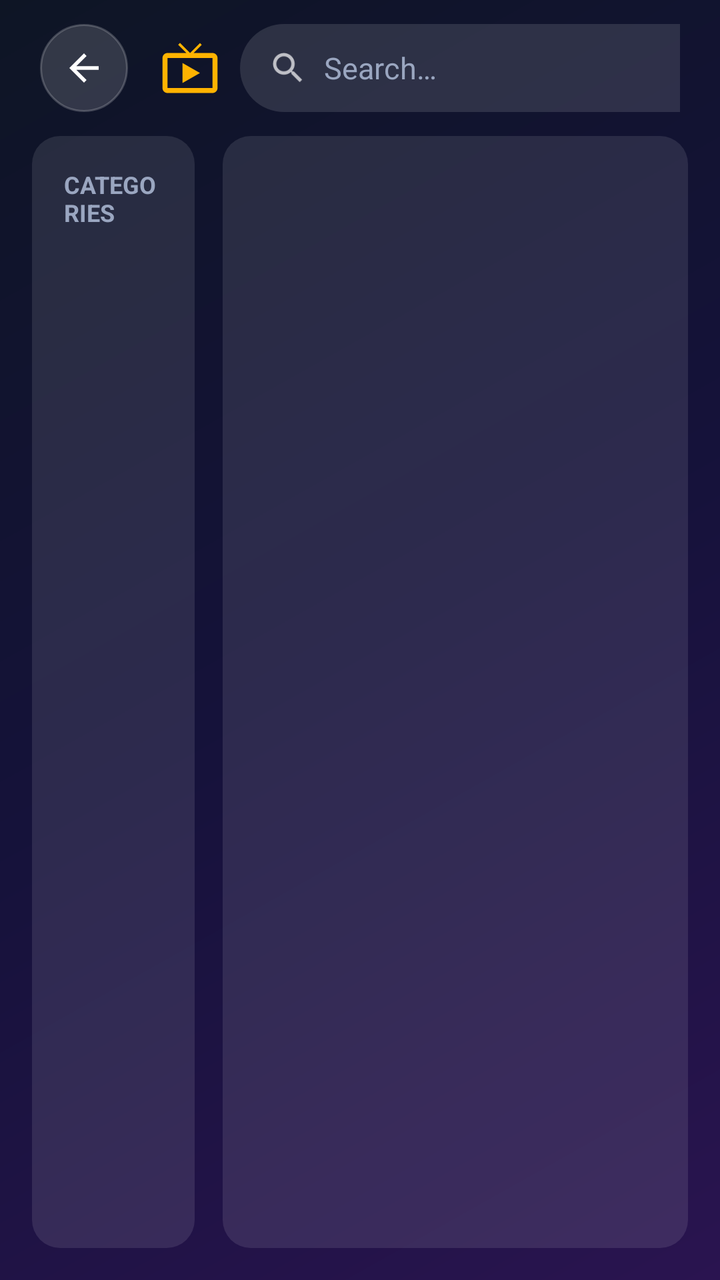
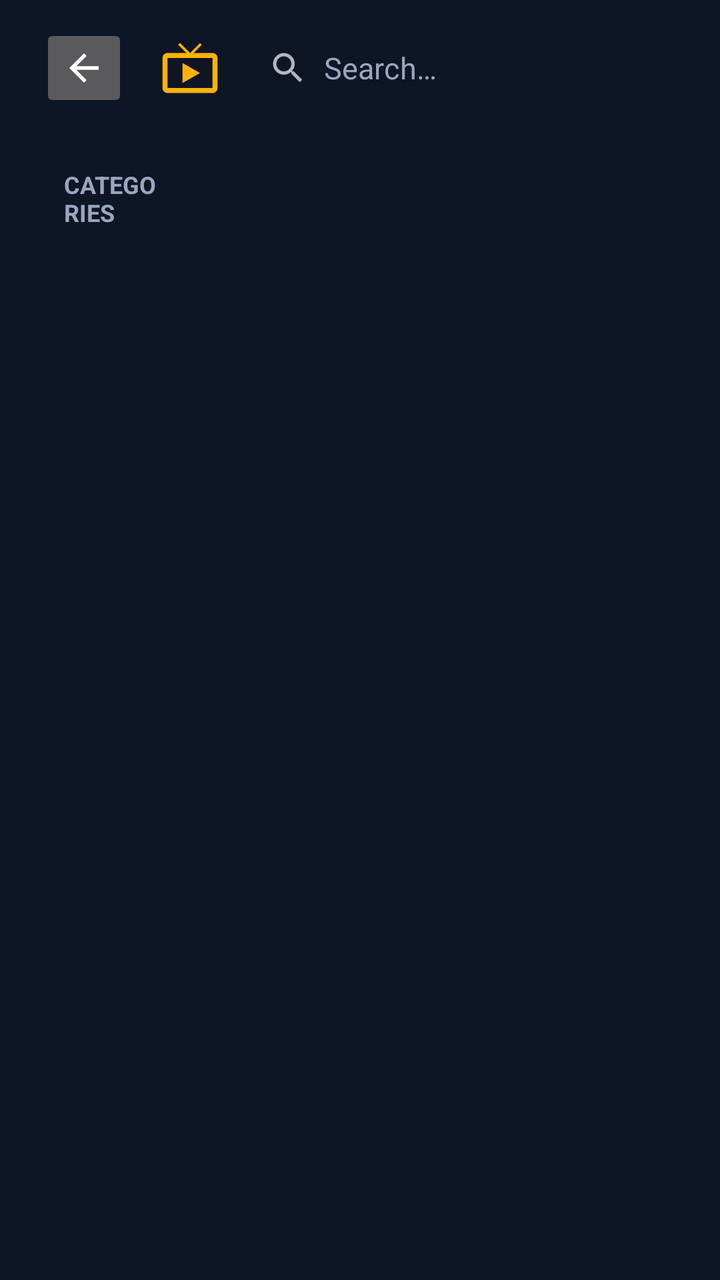

Screens rendered from an Android XML layout before and after an edit, with the pre-edit source and the edit as a unified diff.
<!-- AndroidManifest.xml: application theme Theme.MyTV -->
<!-- res/layout/activity_browse.xml -->
<?xml version="1.0" encoding="utf-8"?>
<LinearLayout xmlns:android="http://schemas.android.com/apk/res/android"
    xmlns:app="http://schemas.android.com/apk/res-auto"
    android:layout_width="match_parent" android:layout_height="match_parent"
    android:background="@drawable/bg_ibo"
    android:orientation="vertical">

    
    <LinearLayout
        android:layout_width="match_parent" android:layout_height="68dp"
        android:gravity="center_vertical" android:orientation="horizontal"
        android:paddingStart="20dp" android:paddingEnd="20dp">
        <ImageButton
            android:id="@+id/btnBack"
            style="@style/IboIconBtn"
            android:layout_marginStart="0dp"
            android:contentDescription="@string/back"
            android:src="@drawable/ic_back" />
        <ImageView
            android:id="@+id/ivSection"
            android:layout_width="30dp" android:layout_height="30dp"
            android:layout_marginStart="16dp"
            android:tint="@color/accent"
            android:src="@drawable/ic_live" />
        <TextView
            android:id="@+id/tvSection"
            android:layout_width="wrap_content" android:layout_height="wrap_content"
            android:layout_marginStart="10dp"
            android:textAllCaps="true"
            android:textColor="@color/text_primary" android:textSize="22sp" android:textStyle="bold" />

        <View android:layout_width="0dp" android:layout_height="1dp" android:layout_weight="1" />

        <LinearLayout
            android:layout_width="300dp" android:layout_height="44dp"
            android:background="@drawable/bg_search"
            android:gravity="center_vertical" android:orientation="horizontal"
            android:paddingStart="14dp" android:paddingEnd="10dp">
            <ImageView
                android:layout_width="20dp" android:layout_height="20dp"
                android:alpha="0.7" android:src="@drawable/ic_search" />
            <EditText
                android:id="@+id/etSearch"
                android:layout_width="match_parent" android:layout_height="match_parent"
                android:layout_marginStart="8dp"
                android:background="@android:color/transparent"
                android:hint="@string/search" android:imeOptions="actionSearch"
                android:inputType="text" android:maxLines="1"
                android:textColor="@color/text_primary" android:textColorHint="@color/text_secondary"
                android:textSize="15sp" />
        </LinearLayout>
        <TextView
            android:id="@+id/btnSort"
            android:layout_width="wrap_content" android:layout_height="44dp"
            android:layout_marginStart="10dp"
            android:background="@drawable/bg_btn"
            android:clickable="true" android:focusable="true"
            android:gravity="center"
            android:paddingStart="16dp" android:paddingEnd="16dp"
            android:textColor="@color/text_primary" android:textSize="14sp" />
        <ImageButton
            android:id="@+id/btnRefresh"
            style="@style/IboIconBtn"
            android:layout_marginStart="10dp"
            android:contentDescription="@string/reload"
            android:src="@drawable/ic_reload" />
        <TextClock
            android:layout_width="wrap_content" android:layout_height="wrap_content"
            android:layout_marginStart="18dp"
            android:format12Hour="hh:mm a" android:format24Hour="HH:mm"
            android:textColor="@color/text_primary" android:textSize="20sp" android:textStyle="bold" />
    </LinearLayout>

    <LinearLayout
        android:layout_width="match_parent" android:layout_height="0dp" android:layout_weight="1"
        android:orientation="horizontal"
        android:paddingStart="16dp" android:paddingEnd="16dp" android:paddingBottom="16dp">

        
        <LinearLayout
            android:layout_width="0dp" android:layout_height="match_parent" android:layout_weight="2.6"
            android:background="@drawable/bg_panel"
            android:orientation="vertical" android:padding="8dp">
            <TextView
                android:layout_width="match_parent" android:layout_height="wrap_content"
                android:padding="8dp"
                android:text="@string/categories" android:textAllCaps="true"
                android:textColor="@color/text_secondary" android:textSize="12sp" android:textStyle="bold" />
            <androidx.recyclerview.widget.RecyclerView
                android:id="@+id/rvCategories"
                android:layout_width="match_parent" android:layout_height="match_parent"
                android:descendantFocusability="afterDescendants"
                android:scrollbars="none" />
        </LinearLayout>

        
        <LinearLayout
            android:id="@+id/itemsPane"
            android:layout_width="0dp" android:layout_height="match_parent" android:layout_weight="7.4"
            android:layout_marginStart="14dp"
            android:background="@drawable/bg_panel"
            android:orientation="vertical" android:padding="8dp">
            <TextView
                android:id="@+id/tvHeader"
                android:layout_width="match_parent" android:layout_height="wrap_content"
                android:ellipsize="end" android:maxLines="1" android:padding="8dp"
                android:textColor="@color/accent" android:textSize="16sp" android:textStyle="bold" />
            <FrameLayout
                android:layout_width="match_parent" android:layout_height="match_parent">
                <androidx.recyclerview.widget.RecyclerView
                    android:id="@+id/rvItems"
                    android:layout_width="match_parent" android:layout_height="match_parent"
                    android:clipToPadding="false" android:padding="4dp"
                    android:descendantFocusability="afterDescendants"
                    android:scrollbars="none" />
                <ProgressBar
                    android:id="@+id/progress"
                    android:layout_width="wrap_content" android:layout_height="wrap_content"
                    android:layout_gravity="center" />
                <TextView
                    android:id="@+id/tvEmpty"
                    android:layout_width="match_parent" android:layout_height="wrap_content"
                    android:layout_gravity="center" android:gravity="center" android:padding="24dp"
                    android:textColor="@color/text_secondary" android:textSize="16sp"
                    android:visibility="gone" />
            </FrameLayout>
        </LinearLayout>

        
        <LinearLayout
            android:id="@+id/previewPane"
            android:layout_width="0dp" android:layout_height="match_parent" android:layout_weight="0"
            android:layout_marginStart="14dp"
            android:orientation="vertical"
            android:visibility="gone">
            <FrameLayout
                android:id="@+id/previewBox"
                android:layout_width="match_parent" android:layout_height="200dp"
                android:background="@drawable/bg_preview"
                android:clickable="true" android:focusable="false">
                <androidx.media3.ui.PlayerView
                    android:id="@+id/previewPlayer"
                    android:layout_width="match_parent" android:layout_height="match_parent"
                    android:focusable="false"
                    app:use_controller="false"
                    app:show_buffering="when_playing" />
                <TextView
                    android:id="@+id/previewHint"
                    android:layout_width="match_parent" android:layout_height="match_parent"
                    android:gravity="center" android:padding="16dp"
                    android:text="@string/preview_hint"
                    android:textColor="@color/text_secondary" android:textSize="14sp" />
            </FrameLayout>
            <LinearLayout
                android:layout_width="match_parent" android:layout_height="0dp" android:layout_weight="1"
                android:layout_marginTop="12dp"
                android:background="@drawable/bg_panel"
                android:orientation="vertical" android:padding="12dp">
                <TextView
                    android:id="@+id/previewTitle"
                    android:layout_width="match_parent" android:layout_height="wrap_content"
                    android:maxLines="1" android:ellipsize="end"
                    android:textColor="@color/text_primary" android:textSize="18sp" android:textStyle="bold" />
                <TextView
                    android:id="@+id/previewCategory"
                    android:layout_width="match_parent" android:layout_height="wrap_content"
                    android:layout_marginTop="2dp"
                    android:maxLines="1" android:ellipsize="end"
                    android:textColor="@color/accent" android:textSize="13sp" />
                <TextView
                    android:layout_width="match_parent" android:layout_height="wrap_content"
                    android:layout_marginTop="10dp"
                    android:text="@string/tv_guide" android:textAllCaps="true"
                    android:textColor="@color/text_secondary" android:textSize="12sp" android:textStyle="bold" />
                <ScrollView
                    android:layout_width="match_parent" android:layout_height="match_parent"
                    android:layout_marginTop="6dp" android:focusable="false" android:scrollbars="none">
                    <LinearLayout
                        android:id="@+id/epgList"
                        android:layout_width="match_parent" android:layout_height="wrap_content"
                        android:orientation="vertical" />
                </ScrollView>
            </LinearLayout>
        </LinearLayout>
    </LinearLayout>
</LinearLayout>
<!-- resources referenced by this layout -->
<resources>
  <color name="accent">#FFB300</color>
  <color name="text_primary">#FFFFFF</color>
  <color name="text_secondary">#9AA6C0</color>
  <!-- drawable bg_btn (drawable) -->
  <?xml version="1.0" encoding="utf-8"?>
  <selector xmlns:android="http://schemas.android.com/apk/res/android">
      <item android:state_focused="true"><shape><solid android:color="@color/accent" /><stroke android:width="2dp" android:color="#FFFFFFFF" /><corners android:radius="26dp" /></shape></item>
      <item android:state_pressed="true"><shape><solid android:color="@color/accent" /><corners android:radius="26dp" /></shape></item>
      <item><shape><solid android:color="#26FFFFFF" /><corners android:radius="26dp" /></shape></item>
  </selector>
  <!-- drawable bg_ibo (drawable) -->
  <?xml version="1.0" encoding="utf-8"?>
  <shape xmlns:android="http://schemas.android.com/apk/res/android">
      <gradient android:angle="315" android:startColor="@color/bg" android:centerColor="@color/bg_mid" android:endColor="@color/bg_end" />
  </shape>
  <!-- drawable bg_panel (drawable) -->
  <?xml version="1.0" encoding="utf-8"?>
  <shape xmlns:android="http://schemas.android.com/apk/res/android">
      <solid android:color="#1AFFFFFF" /><corners android:radius="14dp" />
  </shape>
  <!-- drawable bg_preview (drawable) -->
  <?xml version="1.0" encoding="utf-8"?>
  <shape xmlns:android="http://schemas.android.com/apk/res/android">
      <solid android:color="#FF000000" /><corners android:radius="10dp" />
      <stroke android:width="1dp" android:color="#33FFFFFF" />
  </shape>
  <!-- drawable bg_search (drawable) -->
  <?xml version="1.0" encoding="utf-8"?>
  <selector xmlns:android="http://schemas.android.com/apk/res/android">
      <item android:state_focused="true"><shape><solid android:color="#26FFFFFF" /><stroke android:width="2dp" android:color="@color/accent" /><corners android:radius="22dp" /></shape></item>
      <item><shape><solid android:color="#1FFFFFFF" /><corners android:radius="22dp" /></shape></item>
  </selector>
  <!-- drawable ic_back (drawable) -->
  <?xml version="1.0" encoding="utf-8"?>
  <vector xmlns:android="http://schemas.android.com/apk/res/android"
      android:width="24dp" android:height="24dp" android:viewportWidth="24" android:viewportHeight="24"
      android:autoMirrored="true">
      <path android:fillColor="#FFFFFFFF" android:pathData="M20,11H7.83l5.59,-5.59L12,4l-8,8 8,8 1.41,-1.41L7.83,13H20v-2z" />
  </vector>
  <string name="back">Back</string>
  <string name="categories">Categories</string>
  <string name="preview_hint">Press OK on a channel to preview it.\nPress OK again for full screen.</string>
  <string name="reload">Reload data</string>
  <string name="search">Search…</string>
  <string name="tv_guide">TV Guide</string>
  <style name="IboIconBtn">
          <item name="android:layout_width">44dp</item>
          <item name="android:layout_height">44dp</item>
          <item name="android:layout_marginStart">8dp</item>
          <item name="android:background">@drawable/bg_circle_btn</item>
          <item name="android:padding">11dp</item>
          <item name="android:scaleType">fitCenter</item>
          <item name="android:tint">#FFFFFFFF</item>
          <item name="android:focusable">true</item>
          <item name="android:clickable">true</item>
      </style>
  <color name="bg">#0E1525</color>
  <color name="bg_mid">#FF15123A</color>
  <color name="bg_end">#FF2A1450</color>
  <!-- drawable bg_circle_btn (drawable) -->
  <?xml version="1.0" encoding="utf-8"?>
  <selector xmlns:android="http://schemas.android.com/apk/res/android">
      <item android:state_focused="true"><shape android:shape="oval"><solid android:color="@color/accent" /><stroke android:width="3dp" android:color="#FFFFFFFF" /></shape></item>
      <item android:state_pressed="true"><shape android:shape="oval"><solid android:color="@color/accent" /></shape></item>
      <item><shape android:shape="oval"><solid android:color="#26FFFFFF" /><stroke android:width="1dp" android:color="#33FFFFFF" /></shape></item>
  </selector>
  <!-- unchanged entries left out for length: 4 -->
</resources>

<!-- the commit's change to res/layout/activity_browse.xml (unified diff, before → after) -->
@@ -2,7 +2,7 @@
 <LinearLayout xmlns:android="http://schemas.android.com/apk/res/android"
     xmlns:app="http://schemas.android.com/apk/res-auto"
     android:layout_width="match_parent" android:layout_height="match_parent"
-    android:background="@drawable/bg_ibo"
+    android:tag="bg"
     android:orientation="vertical">
 
     
@@ -33,7 +33,7 @@
 
         <LinearLayout
             android:layout_width="300dp" android:layout_height="44dp"
-            android:background="@drawable/bg_search"
+            android:tag="search"
             android:gravity="center_vertical" android:orientation="horizontal"
             android:paddingStart="14dp" android:paddingEnd="10dp">
             <ImageView
@@ -53,7 +53,7 @@
             android:id="@+id/btnSort"
             android:layout_width="wrap_content" android:layout_height="44dp"
             android:layout_marginStart="10dp"
-            android:background="@drawable/bg_btn"
+            android:tag="btn"
             android:clickable="true" android:focusable="true"
             android:gravity="center"
             android:paddingStart="16dp" android:paddingEnd="16dp"
@@ -79,7 +79,7 @@
         
         <LinearLayout
             android:layout_width="0dp" android:layout_height="match_parent" android:layout_weight="2.6"
-            android:background="@drawable/bg_panel"
+            android:tag="panel"
             android:orientation="vertical" android:padding="8dp">
             <TextView
                 android:layout_width="match_parent" android:layout_height="wrap_content"
@@ -98,13 +98,13 @@
             android:id="@+id/itemsPane"
             android:layout_width="0dp" android:layout_height="match_parent" android:layout_weight="7.4"
             android:layout_marginStart="14dp"
-            android:background="@drawable/bg_panel"
+            android:tag="panel"
             android:orientation="vertical" android:padding="8dp">
             <TextView
                 android:id="@+id/tvHeader"
                 android:layout_width="match_parent" android:layout_height="wrap_content"
                 android:ellipsize="end" android:maxLines="1" android:padding="8dp"
-                android:textColor="@color/accent" android:textSize="16sp" android:textStyle="bold" />
+                android:tag="accent" android:textSize="16sp" android:textStyle="bold" />
             <FrameLayout
                 android:layout_width="match_parent" android:layout_height="match_parent">
                 <androidx.recyclerview.widget.RecyclerView
@@ -154,7 +154,7 @@
             <LinearLayout
                 android:layout_width="match_parent" android:layout_height="0dp" android:layout_weight="1"
                 android:layout_marginTop="12dp"
-                android:background="@drawable/bg_panel"
+                android:tag="panel"
                 android:orientation="vertical" android:padding="12dp">
                 <TextView
                     android:id="@+id/previewTitle"
@@ -166,7 +166,7 @@
                     android:layout_width="match_parent" android:layout_height="wrap_content"
                     android:layout_marginTop="2dp"
                     android:maxLines="1" android:ellipsize="end"
-                    android:textColor="@color/accent" android:textSize="13sp" />
+                    android:tag="accent" android:textSize="13sp" />
                 <TextView
                     android:layout_width="match_parent" android:layout_height="wrap_content"
                     android:layout_marginTop="10dp"
<!-- resource entries referenced after the edit -->
@@ -3,35 +3,12 @@
   <color name="accent">#FFB300</color>
   <color name="text_primary">#FFFFFF</color>
   <color name="text_secondary">#9AA6C0</color>
-  <!-- drawable bg_btn (drawable) -->
-  <?xml version="1.0" encoding="utf-8"?>
-  <selector xmlns:android="http://schemas.android.com/apk/res/android">
-      <item android:state_focused="true"><shape><solid android:color="@color/accent" /><stroke android:width="2dp" android:color="#FFFFFFFF" /><corners android:radius="26dp" /></shape></item>
-      <item android:state_pressed="true"><shape><solid android:color="@color/accent" /><corners android:radius="26dp" /></shape></item>
-      <item><shape><solid android:color="#26FFFFFF" /><corners android:radius="26dp" /></shape></item>
-  </selector>
-  <!-- drawable bg_ibo (drawable) -->
-  <?xml version="1.0" encoding="utf-8"?>
-  <shape xmlns:android="http://schemas.android.com/apk/res/android">
-      <gradient android:angle="315" android:startColor="@color/bg" android:centerColor="@color/bg_mid" android:endColor="@color/bg_end" />
-  </shape>
-  <!-- drawable bg_panel (drawable) -->
-  <?xml version="1.0" encoding="utf-8"?>
-  <shape xmlns:android="http://schemas.android.com/apk/res/android">
-      <solid android:color="#1AFFFFFF" /><corners android:radius="14dp" />
-  </shape>
   <!-- drawable bg_preview (drawable) -->
   <?xml version="1.0" encoding="utf-8"?>
   <shape xmlns:android="http://schemas.android.com/apk/res/android">
       <solid android:color="#FF000000" /><corners android:radius="10dp" />
       <stroke android:width="1dp" android:color="#33FFFFFF" />
   </shape>
-  <!-- drawable bg_search (drawable) -->
-  <?xml version="1.0" encoding="utf-8"?>
-  <selector xmlns:android="http://schemas.android.com/apk/res/android">
-      <item android:state_focused="true"><shape><solid android:color="#26FFFFFF" /><stroke android:width="2dp" android:color="@color/accent" /><corners android:radius="22dp" /></shape></item>
-      <item><shape><solid android:color="#1FFFFFFF" /><corners android:radius="22dp" /></shape></item>
-  </selector>
   <!-- drawable ic_back (drawable) -->
   <?xml version="1.0" encoding="utf-8"?>
   <vector xmlns:android="http://schemas.android.com/apk/res/android"
@@ -49,7 +26,7 @@
           <item name="android:layout_width">44dp</item>
           <item name="android:layout_height">44dp</item>
           <item name="android:layout_marginStart">8dp</item>
-          <item name="android:background">@drawable/bg_circle_btn</item>
+          <item name="android:tag">circle</item>
           <item name="android:padding">11dp</item>
           <item name="android:scaleType">fitCenter</item>
           <item name="android:tint">#FFFFFFFF</item>
@@ -57,15 +34,6 @@
           <item name="android:clickable">true</item>
       </style>
   <color name="bg">#0E1525</color>
-  <color name="bg_mid">#FF15123A</color>
-  <color name="bg_end">#FF2A1450</color>
-  <!-- drawable bg_circle_btn (drawable) -->
-  <?xml version="1.0" encoding="utf-8"?>
-  <selector xmlns:android="http://schemas.android.com/apk/res/android">
-      <item android:state_focused="true"><shape android:shape="oval"><solid android:color="@color/accent" /><stroke android:width="3dp" android:color="#FFFFFFFF" /></shape></item>
-      <item android:state_pressed="true"><shape android:shape="oval"><solid android:color="@color/accent" /></shape></item>
-      <item><shape android:shape="oval"><solid android:color="#26FFFFFF" /><stroke android:width="1dp" android:color="#33FFFFFF" /></shape></item>
-  </selector>
   <!-- unchanged entries left out for length: 4 -->
 </resources>
 
